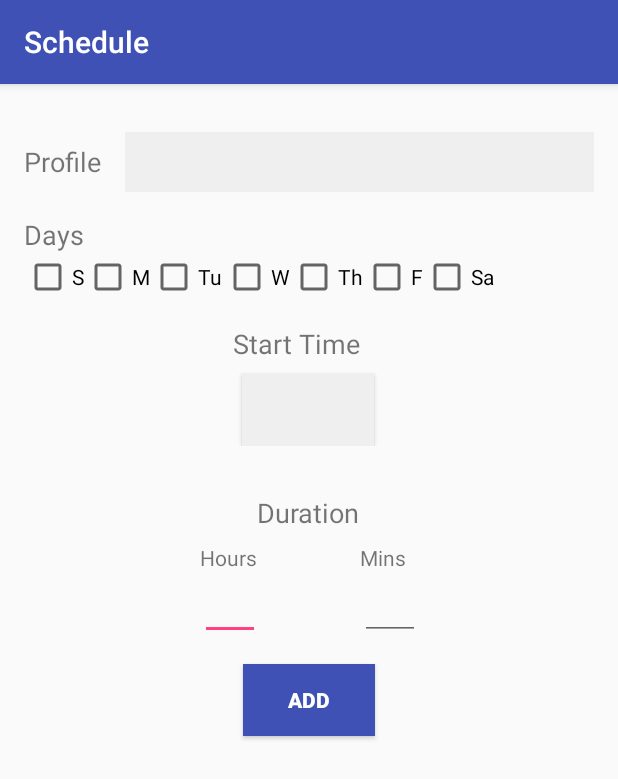
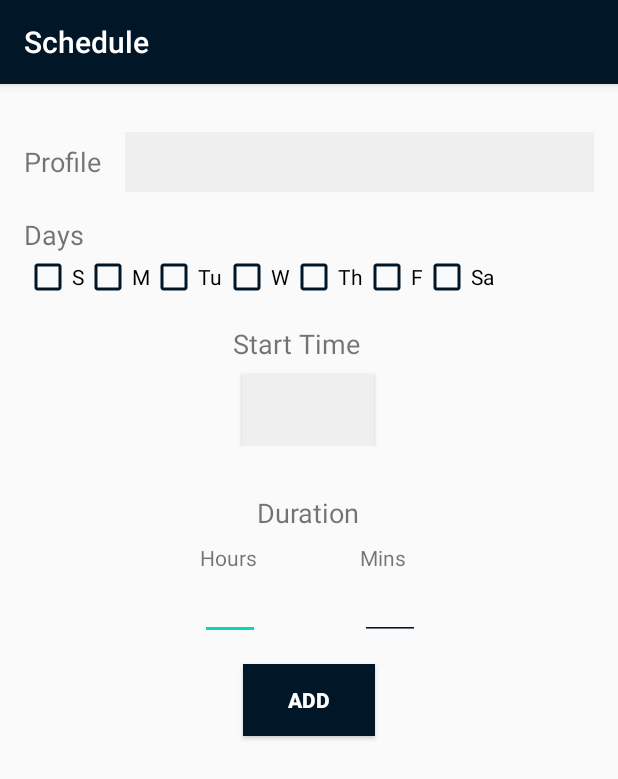
Before and after one commit to RedBanHammer/focus-client-android, an Android app: the AddProfileToSchedule screen opened directly, with no data from a screen before it, on a phone screen of 412 x 824 dp. Shown: the top 779 px of the screen. Run offline under Robolectric (Android 15) with nearby library versions, the phone set to English and light mode, and no system bars; 5 statements that could not run were skipped.

Commit message:
change layout color and theme

```diff
--- a/app/src/main/res/layout/activity_add_profile_to_schedule.xml
+++ b/app/src/main/res/layout/activity_add_profile_to_schedule.xml
@@ -162,16 +162,17 @@
                 android:imeOptions="actionDone"/>
 
         </RelativeLayout>
+
         <Button
             android:id="@+id/add_profile"
-            android:layout_below="@id/duration_layout"
             android:layout_width="wrap_content"
             android:layout_height="wrap_content"
-            android:background="@color/colorPrimary"
+            android:layout_below="@id/duration_layout"
+            android:layout_gravity="center_horizontal"
+            android:background="@color/event_color_01"
+            android:text="@string/add_profiles"
             android:textColor="@android:color/white"
-            android:textStyle="bold"
-            android:text="@string/add_profiles"
-            android:layout_gravity="center_horizontal"/>
+            android:textStyle="bold" />
 
     </LinearLayout>
 </RelativeLayout>
--- a/app/src/main/res/layout/activity_create_profile.xml
+++ b/app/src/main/res/layout/activity_create_profile.xml
@@ -29,6 +29,7 @@
         android:id="@+id/chooseAppButton"
         android:layout_width="match_parent"
         android:layout_height="wrap_content"
+        android:background="@color/event_color_03"
         android:text="Add Apps" />
 
     <ListView
@@ -41,6 +42,7 @@
         android:id="@+id/submitProfileButton"
         android:layout_width="match_parent"
         android:layout_height="wrap_content"
+        android:background="@color/event_color_03"
         android:text="Done" />
 
 
--- a/app/src/main/res/layout/activity_profile_activate.xml
+++ b/app/src/main/res/layout/activity_profile_activate.xml
@@ -65,8 +65,8 @@
             android:layout_height="44dp"
             android:layout_marginLeft="16dp"
             android:layout_marginRight="16dp"
+            android:background="@color/event_color_01"
             android:text="Start"
-            android:background="@color/colorPrimary"
             android:textColor="@android:color/white"
             android:textStyle="bold" />
 
--- a/app/src/main/res/layout/app_list_layout.xml
+++ b/app/src/main/res/layout/app_list_layout.xml
@@ -15,6 +15,7 @@
         android:id="@+id/checkBox1"
         android:layout_width="wrap_content"
         android:layout_height="wrap_content"
+        android:textColor="@color/event_color_01"
         android:textSize="24sp" />
 
 </LinearLayout>
--- a/app/src/main/res/layout/app_view_layout.xml
+++ b/app/src/main/res/layout/app_view_layout.xml
@@ -17,6 +17,7 @@
         android:layout_height="wrap_content"
         android:layout_weight="1"
         android:text="TextView"
+        android:textColor="@color/event_color_01"
         android:textSize="24sp" />
 
 </LinearLayout>
--- a/app/src/main/res/layout/profile_list_item.xml
+++ b/app/src/main/res/layout/profile_list_item.xml
@@ -19,6 +19,7 @@
             android:layout_height="wrap_content"
             android:layout_alignParentTop="true"
             android:text="Name"
+            android:textColor="@color/event_color_01"
             android:textSize="21sp" />
 
         <TextView
@@ -37,7 +38,8 @@
             android:focusable="false"
             android:focusableInTouchMode="false"
             android:layout_alignParentRight="true"
-            android:text="ON" />
+            android:text="ON"
+            android:theme="@style/ToggleButton" />
 
     </RelativeLayout>
 </LinearLayout>
--- a/app/src/main/res/layout/schedule_list_item.xml
+++ b/app/src/main/res/layout/schedule_list_item.xml
@@ -20,17 +20,19 @@
             android:layout_height="wrap_content"
             android:layout_centerVertical="true"
             android:text="Name"
+            android:textColor="@color/event_color_01"
             android:textSize="24sp" />
 
         <ToggleButton
             android:id="@+id/toggle_schedule_button"
             android:layout_width="100dp"
             android:layout_height="40dp"
+            android:layout_alignParentRight="true"
             android:layout_gravity="right"
             android:focusable="false"
             android:focusableInTouchMode="false"
-            android:layout_alignParentRight="true"
-            android:text="ON" />
+            android:text="ON"
+            android:theme="@style/ToggleButton" />
 
     </RelativeLayout>
 
--- /dev/null
+++ b/app/src/main/res/values-v21/styles.xml
@@ -0,0 +1,15 @@
+<?xml version="1.0" encoding="utf-8"?>
+<resources>
+
+    <style name="AppTheme" parent="Theme.AppCompat.Light.DarkActionBar">
+        <!-- Customize your theme here. -->
+        <item name="colorPrimary">@color/event_color_01</item>
+        <item name="colorPrimaryDark">@color/colorPrimaryDark</item>
+        <item name="colorAccent">@color/colorAccent</item>
+        <item name="android:statusBarColor">@color/event_color_01</item>
+        <item name="android:textColorPrimary">@color/event_color_01</item>
+        <item name="android:textColorSecondary">@color/event_color_01</item>
+    </style>
+
+
+</resources>
--- a/app/src/main/res/values/colors.xml
+++ b/app/src/main/res/values/colors.xml
@@ -1,13 +1,14 @@
 <?xml version="1.0" encoding="utf-8"?>
 <resources>
-    <color name="colorPrimary">#3F51B5</color>
-    <color name="colorPrimaryDark">#303F9F</color>
-    <color name="colorAccent">#FF4081</color>
-    <color name="event_color_01">#59dbe0</color>
-    <color name="event_color_02">#f57f68</color>
-    <color name="event_color_03">#87d288</color>
+    <color name="colorPrimary">#3f51b5</color>
+    <color name="colorPrimaryDark">#303f9f</color>
+    <color name="colorAccent">#04daba</color>
+    <color name="event_color_01">#011627</color>
+    <color name="event_color_02">#e71d36</color>
+    <color name="event_color_03">#efefef</color>
     <color name="event_color_04">#f8b552</color>
     <color name="toolbar">#efefef</color>
     <color name="toolbar_text">#8f000000</color>
     <color name="accent">#2789e4</color>
+    <color name="secondary_text_material_light">#011627</color>
 </resources>
--- a/app/src/main/res/values/styles.xml
+++ b/app/src/main/res/values/styles.xml
@@ -3,9 +3,11 @@
     <!-- Base application theme. -->
     <style name="AppTheme" parent="Theme.AppCompat.Light.DarkActionBar">
         <!-- Customize your theme here. -->
-        <item name="colorPrimary">@color/colorPrimary</item>
+        <item name="colorPrimary">@color/event_color_01</item>
         <item name="colorPrimaryDark">@color/colorPrimaryDark</item>
         <item name="colorAccent">@color/colorAccent</item>
+        <item name="android:textColorPrimary">@color/event_color_01</item>
+        <item name="android:textColorSecondary">@color/event_color_01</item>
     </style>
     <style name="AppTheme.NoActionBar">
         <item name="windowActionBar">false</item>
@@ -14,4 +16,10 @@
     <style name="AppTheme.AppBarOverlay" parent="ThemeOverlay.AppCompat.Dark.ActionBar" />
     <style name="AppTheme.PopupOverlay" parent="ThemeOverlay.AppCompat.Light" />
 
+    <style name="ToggleButton" parent="Base.Widget.AppCompat.Button">
+        <item name="colorButtonNormal">@color/event_color_03</item>
+        <item name="android:textColor">@color/event_color_01</item>
+        <item name="colorAccent">@color/colorAccent</item>
+    </style>
+
 </resources>
```
Also changed, not shown: app/src/main/res/layout/activity_edit_profile_in_schedule.xml (+11 -9 lines), app/src/main/res/layout/activity_profile.xml (+5 -3 lines), app/src/main/res/layout/activity_schedule.xml (+4 -3 lines), app/src/main/res/layout/activity_select_app.xml (+8 -7 lines), app/src/main/res/layout/notification_list_item.xml (+8 -7 lines).
